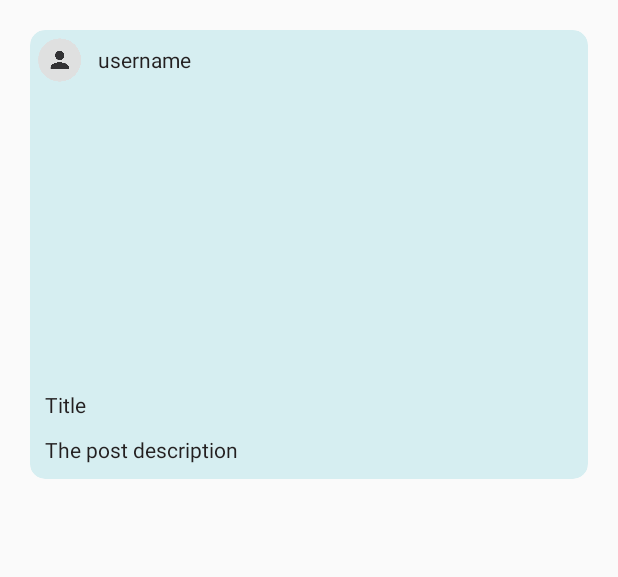
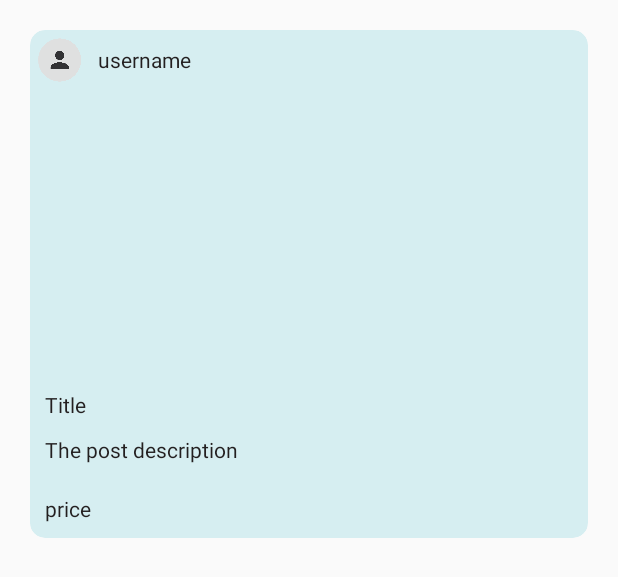
Before and after one commit to CameronGratts/Brushv2, an Android app: the layout feed_gallery_post.xml on its own in the app's theme, with its tools: preview values and no code run, on a phone screen of 412 x 824 dp. Shown: the top 577 px of the screen. Run offline under Robolectric (Android 15) with nearby library versions, the phone set to English and light mode, and no system bars.

Commit message:
updating feed with bids, posts, announcements

```diff
--- a/app/src/main/res/layout/feed_gallery_post.xml
+++ b/app/src/main/res/layout/feed_gallery_post.xml
@@ -60,6 +60,13 @@
             android:text="The post description"
             android:textColor="@color/colorPrimaryDark"
             android:padding="10dp"/>
+        <TextView
+            android:id="@+id/feed_bid_price"
+            android:layout_width="match_parent"
+            android:layout_height="wrap_content"
+            android:text="price"
+            android:textColor="@color/colorPrimaryDark"
+            android:padding="10dp"/>
 
 
     </LinearLayout>
```
Also changed, not shown: app/src/main/AndroidManifest.xml (+8 -4 lines), app/src/main/java/com/example/brush/MainActivity.java (+14 -1 lines), app/src/main/java/com/example/brush/NewPostActivity.java (+7 -0 lines).
